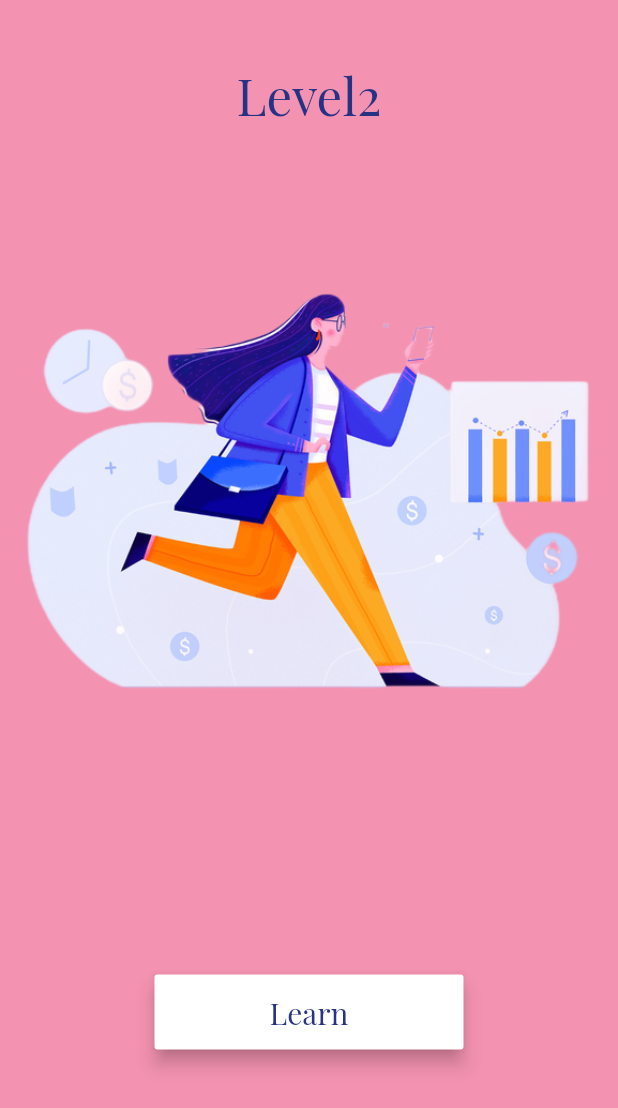
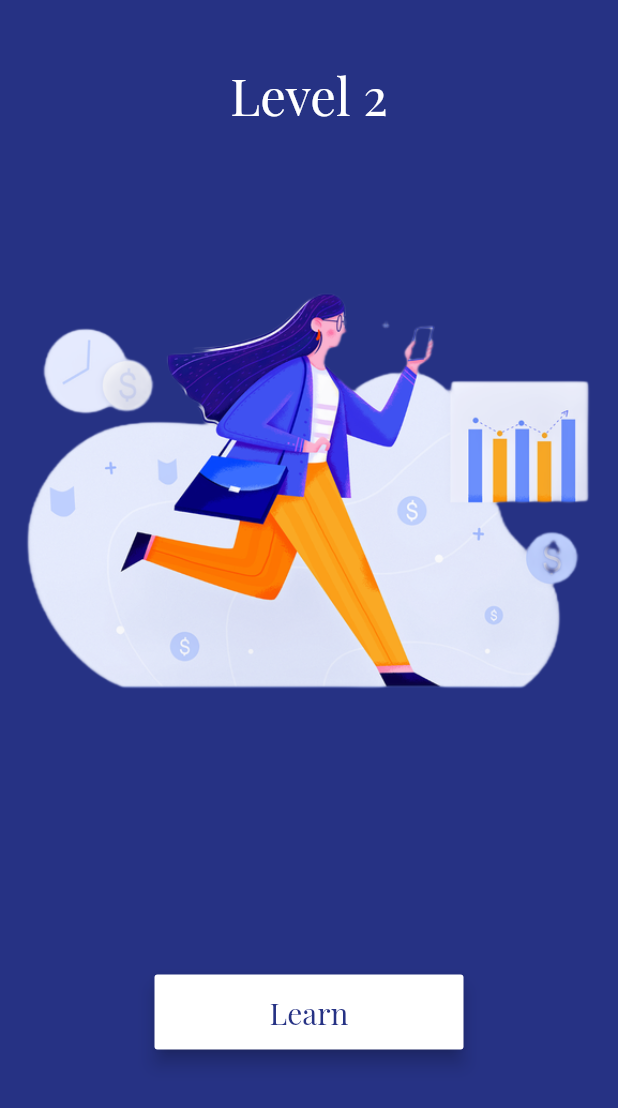
Before and after one commit to Akanksha1212/FinLearn, a Flutter app: the LearnHome screen opened directly, swiped to page 2, on a phone screen of 412 x 824 dp. Shown: the top 1108 px of the screen. Run offline on Flutter 3.47's test engine with Material 2 defaults, Android fonts, the light colour scheme and no system bars; our stand-ins replace carousel_slider, cloud_firestore, curved_navigation_bar, firebase_auth, firebase_core, firebase_dynamic_links and 5 more; accounts and stored records are empty.

Commit message:
Minor ui changes

```diff
--- a/lib/learn/level1.dart
+++ b/lib/learn/level1.dart
@@ -12,7 +12,7 @@ class _Level1State extends State<Level1> {
   Widget build(BuildContext context) {
     return Container(
       width: MediaQuery.of(context).size.width,
-      decoration: BoxDecoration(color: Color(0xfff392b1)),
+      decoration: BoxDecoration(color: Color(0xff263284)),
       child: Column(
         children: [
           SizedBox(
@@ -22,7 +22,7 @@ class _Level1State extends State<Level1> {
             'Level 1',
             style: GoogleFonts.playfairDisplay(
               textStyle: TextStyle(
-                color: Color(0xff263284),
+                color: Colors.white,
                 fontSize: 34,
                 fontWeight: FontWeight.w400,
               ),
--- a/lib/learn/level1/intro.dart
+++ b/lib/learn/level1/intro.dart
@@ -142,7 +142,7 @@ class _ChangeMakerState extends State<ChangeMaker> {
               crossAxisAlignment: CrossAxisAlignment.center,
               children: [
                 SizedBox(
-                  height: 45,
+                  height: 25,
                 ),
                 Container(
                   color: Colors.white,
--- a/lib/learn/level2.dart
+++ b/lib/learn/level2.dart
@@ -11,17 +11,17 @@ class _Level2State extends State<Level2> {
   Widget build(BuildContext context) {
     return Container(
       width: MediaQuery.of(context).size.width,
-      decoration: BoxDecoration(color: Color(0xfff392b1)),
+      decoration: BoxDecoration(color: Color(0xff263284)),
       child: Column(
         children: [
           SizedBox(
             height: 40,
           ),
           Text(
-            'Level2',
+            'Level 2',
             style: GoogleFonts.playfairDisplay(
               textStyle: TextStyle(
-                color: Color(0xff263284),
+                color: Colors.white,
                 fontSize: 34,
                 fontWeight: FontWeight.w400,
               ),
--- a/lib/learn/level3.dart
+++ b/lib/learn/level3.dart
@@ -11,7 +11,7 @@ class _Level3State extends State<Level3> {
   Widget build(BuildContext context) {
     return Container(
       width: MediaQuery.of(context).size.width,
-      decoration: BoxDecoration(color: Color(0xfff392b1)),
+      decoration: BoxDecoration(color: Color(0xff263284)),
       child: Column(
         children: [
           SizedBox(
@@ -21,7 +21,7 @@ class _Level3State extends State<Level3> {
             'Level 3',
             style: GoogleFonts.playfairDisplay(
               textStyle: TextStyle(
-                color: Color(0xff263284),
+                color: Colors.white,
                 fontSize: 34,
                 fontWeight: FontWeight.w400,
               ),
```
